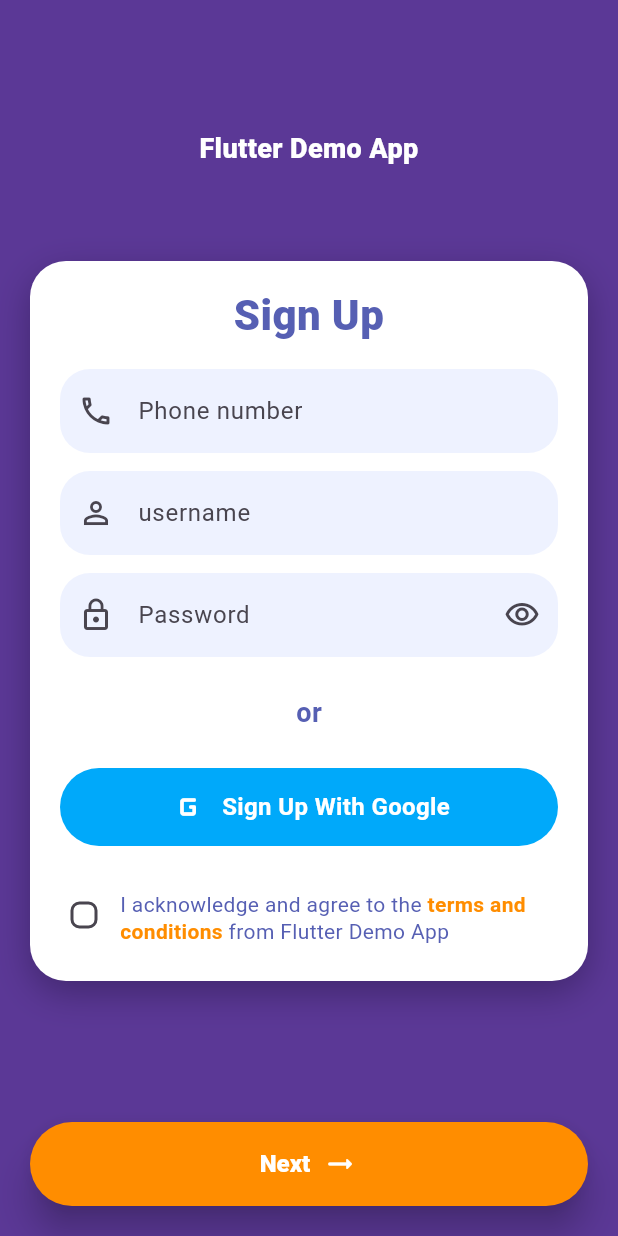
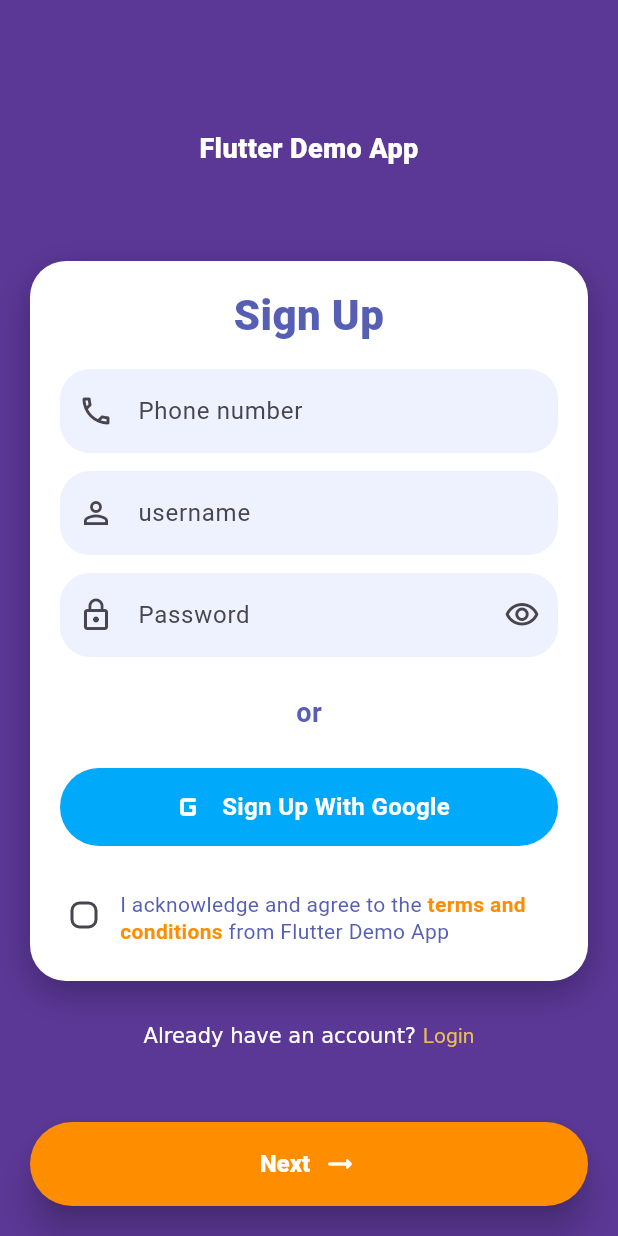
Before and after one commit to BrahmantyaWardhana/SpringBoot-Flutter-Dump, a Flutter app: the screen it shows after launch, on a phone screen of 412 x 824 dp. Run offline on Flutter 3.47's test engine with Material 3 defaults, Android fonts, the phone set to English and light mode, and no system bars; our stand-ins replace go_router.

Commit message:
add (text): added text for switching between login and sign up page

```diff
--- a/flutter_application/lib/features/auth/presentation/pages/signup_page.dart
+++ b/flutter_application/lib/features/auth/presentation/pages/signup_page.dart
@@ -1,4 +1,5 @@
 import 'package:flutter/material.dart';
+import 'package:flutter_application/common/theme/app_colors.dart';
 import 'package:flutter_application/features/auth/presentation/widgets/auth_header.dart';
 import 'package:flutter_application/features/auth/presentation/widgets/auth_submit_button.dart';
 import 'package:flutter_application/features/auth/presentation/widgets/auth_signup_form.dart';
@@ -80,6 +81,20 @@ class _SignupPageState extends State<SignupPage> {
                     setState(() => _agreeToTerms = v ?? false),
                 onSignupWithGoogle: () {}, // IMPLEMENT GOOGLE LOGIN
               ),
+              const SizedBox(height: 28),
+              RichText(
+                text: TextSpan(
+                  text: 'Already have an account? ',
+                  children: [
+                    TextSpan(
+                      text: 'Login',
+                      style: TextStyle(
+                        color: const Color.fromARGB(255, 231, 188, 87),
+                      ),
+                    ),
+                  ],
+                ),
+              ),
             ],
           ),
         ),
```
Also changed, not shown: flutter_application/lib/features/auth/presentation/pages/login_page.dart (+14 -0 lines).
